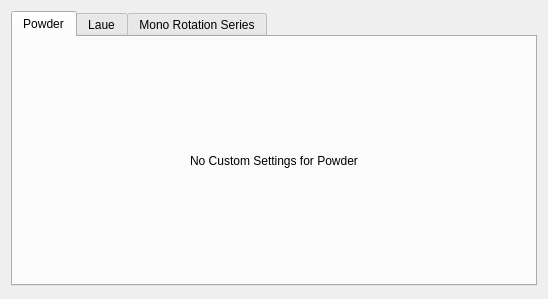
First picture: the form in hexrd/ui/resources/ui/overlay_editor.ui, repository HEXRD/hexrdgui, before the edit.
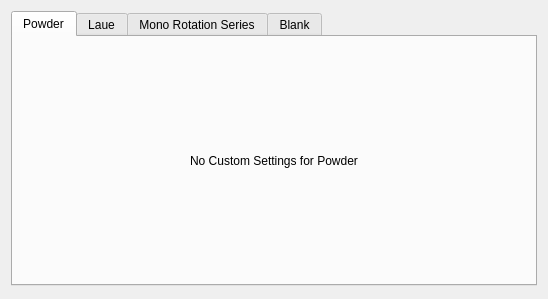
Second picture: the form after the edit. The open tabs and pages were chosen to show the change.

Commit message:
Add a blank tab for the overlay editor
The blank tab will be displayed when there is no overlay set.

This is to keep the manager from resizing when the user clicks
on overlays. This would move the buttons and cause a little
disorientation.

What changed in the file:
```diff
--- a/hexrd/ui/resources/ui/overlay_editor.ui
+++ b/hexrd/ui/resources/ui/overlay_editor.ui
@@ -437,6 +437,11 @@
        <string>Mono Rotation Series</string>
       </attribute>
      </widget>
+     <widget class="QWidget" name="blank_tab">
+      <attribute name="title">
+       <string>Blank</string>
+      </attribute>
+     </widget>
     </widget>
    </item>
    <item row="1" column="0" colspan="2">
```
Left out of the diff: 2 changed lines with no effect on the pictures. The commit also changes 2 other files.
